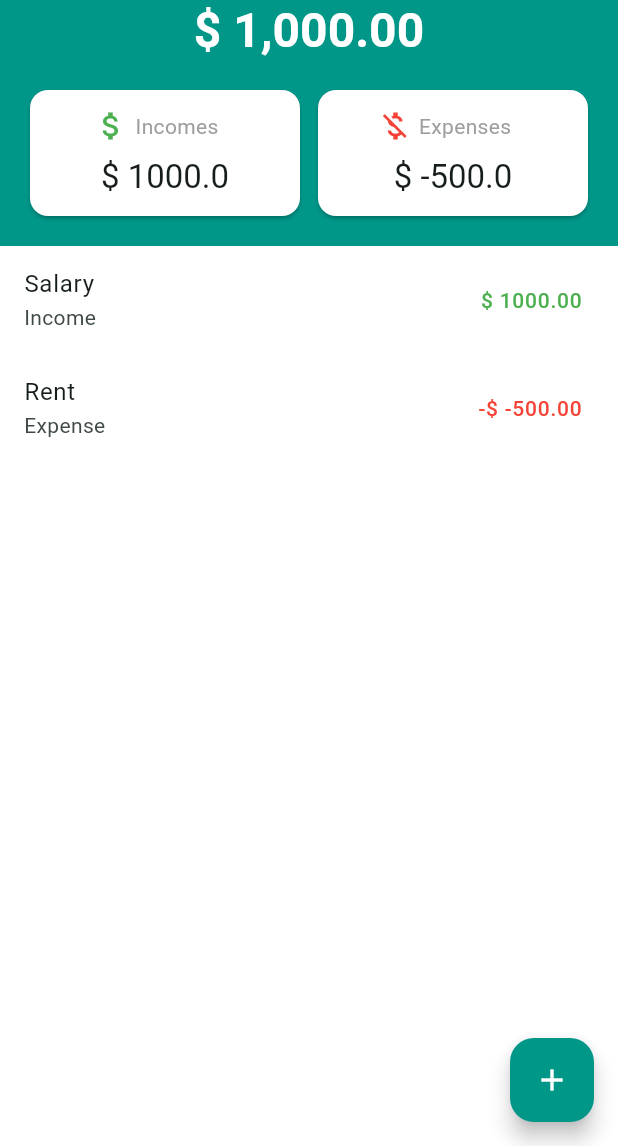
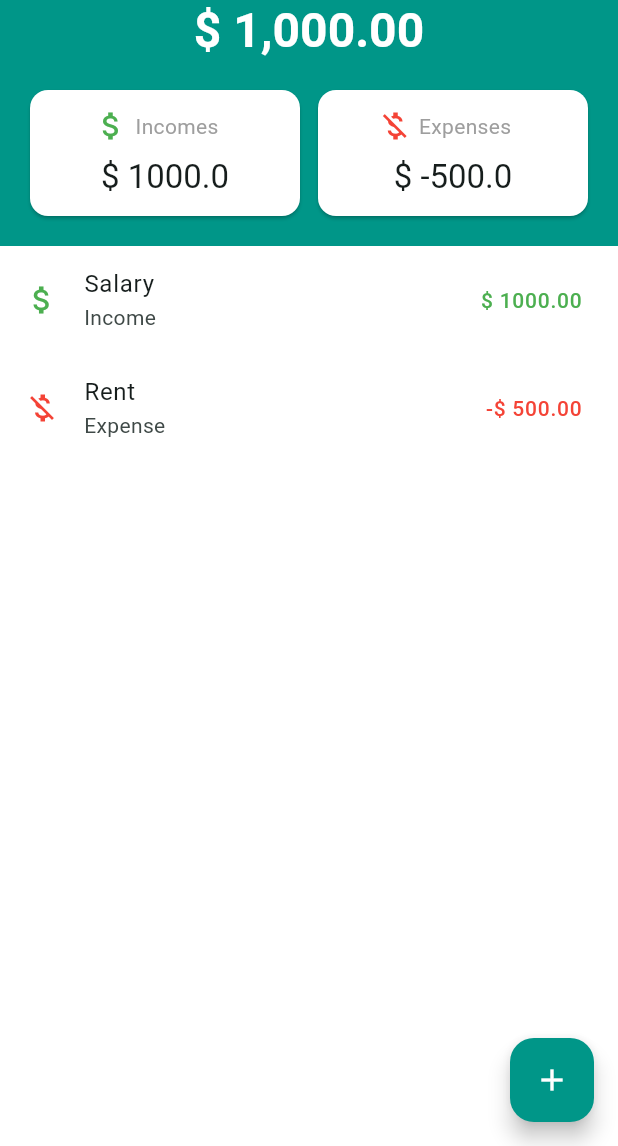
Before and after one commit to Briamco/money_tracker, a Flutter app: the screen it shows after launch, on a phone screen of 412 x 824 dp, the part 90-1236 px from its top. Run offline on Flutter 3.47's test engine with Material 3 defaults, Android fonts, the phone set to English and light mode, and no system bars; our stand-ins replace currency_text_input_formatter.

Commit message:
Fix transaction amount sign and enhance transaction list display with icons and colors

```diff
--- a/lib/controllers/transactions_provider.dart
+++ b/lib/controllers/transactions_provider.dart
@@ -10,7 +10,7 @@ class TransactionsProvider extends ChangeNotifier {
     ),
     Transaction(
       type: TransactionType.expense,
-      amount: -500.00,
+      amount: 500.00,
       description: 'Rent'
     )
   ];
@@ -28,7 +28,7 @@ class TransactionsProvider extends ChangeNotifier {
     return _transactions
         .where((transaction) => transaction.type == TransactionType.expense)
         .map((transaction) => transaction.amount)
-        .fold(0, (a, b) => a + b);
+        .fold(0, (a, b) => a - b);
   }
 
   double getBalance() {
--- a/lib/views/components/transaction_list.dart
+++ b/lib/views/components/transaction_list.dart
@@ -22,6 +22,14 @@ class TransactionList extends StatelessWidget {
           itemCount: transactions.length,
           itemBuilder: (context, index) {
             final transaction = transactions[index];
+            final icon = transaction.type == TransactionType.income
+              ? Icons.attach_money
+              : Icons.money_off;
+
+            final color = transaction.type == TransactionType.income
+              ? Colors.green
+              : Colors.red;
+
             final type = transaction.type == TransactionType.income
               ? 'Income'
               : 'Expense';
@@ -30,11 +38,8 @@ class TransactionList extends StatelessWidget {
               ? '\$ ${transaction.amount.toStringAsFixed(2)}'
               : '-\$ ${transaction.amount.toStringAsFixed(2)}';
 
-            final color = transaction.type == TransactionType.income
-              ? Colors.green
-              : Colors.red;
-
             return ListTile(
+              leading: Icon(icon, color: color),
               title: Text(transaction.description),
               subtitle: Text(type),
               trailing: Text(
```
